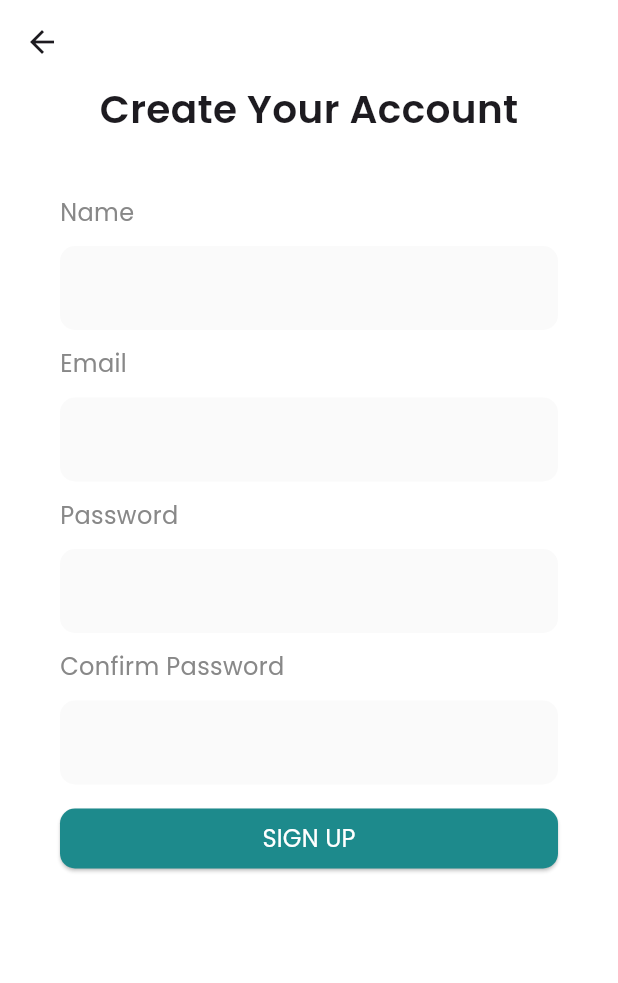
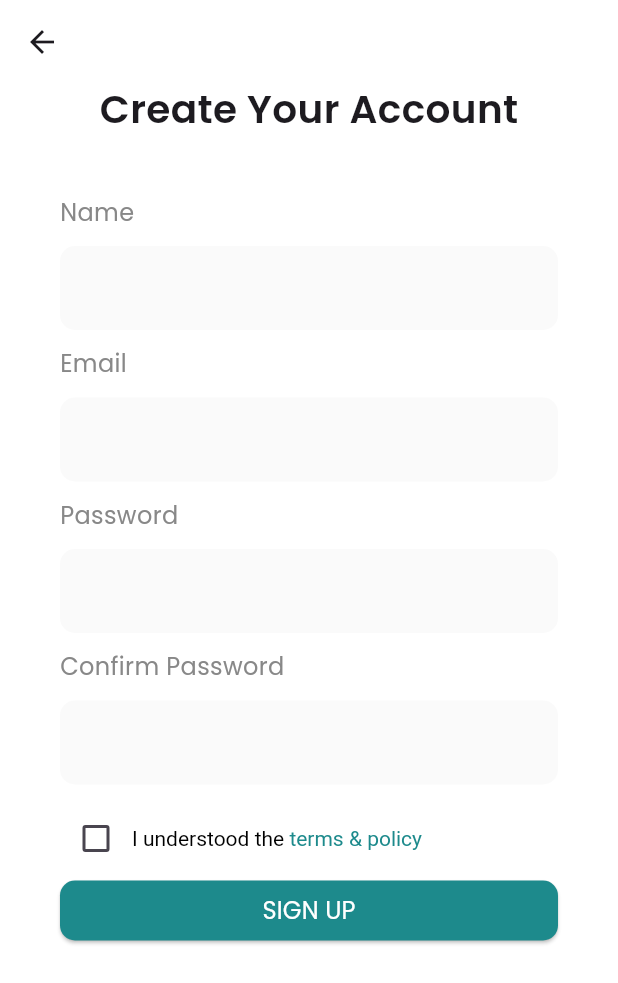
Before and after one commit to ShashiniHanshani/flutter_auth_supabase_bloc_app, a Flutter app: the SignUp screen opened directly, on a phone screen of 412 x 824 dp. Shown: the top 983 px of the screen. Run offline on Flutter 3.47's test engine with Material 3 defaults, Android fonts, the phone set to English and light mode, and no system bars; our stand-ins replace font_awesome_flutter, shared_preferences; accounts and stored records are empty.

Commit message:
added the checkbox

```diff
--- a/lib/features/presentation/views/sign_up/sign_up.dart
+++ b/lib/features/presentation/views/sign_up/sign_up.dart
@@ -18,6 +18,8 @@ class _SignUpState extends State<SignUp> {
   TextEditingController password = TextEditingController();
   TextEditingController confirmPassword = TextEditingController();
   final _formKey = GlobalKey<FormState>();
+
+  bool? value = false;
 
   @override
   Widget build(BuildContext context) {
@@ -104,6 +106,38 @@ class _SignUpState extends State<SignUp> {
                           }
                         },
                       ),
+                      Row(
+                        children: [
+                          Checkbox(
+                            focusColor: colors(context).primaryColor,
+                            checkColor: Colors.white,
+                            value: value,
+                            onChanged: (bool? newChange) {
+                              setState(() {
+                                value = newChange;
+                              });
+                            },
+                            fillColor: MaterialStateProperty.all(value==true?colors(context).primaryColor: Colors.white),
+                          ),
+                          RichText(
+                            text: TextSpan(
+                              children: [
+                                TextSpan(text: "I understood the ",
+                                  style: TextStyle(
+                                    color: colors(context).secondaryColor,
+                                  ),
+                                ),
+                                TextSpan(
+                                  text: "terms & policy",
+                                  style: TextStyle(
+                                    color: colors(context).primaryColor,
+                                  ),
+                                ),
+                              ],
+                            ),
+                          ),
+                        ],
+                      ),
                       SignInUpButton(
                         buttonName: AppLocalizations.of(context,)!.translate("sign_up"),
                         onPressed: () {
@@ -124,6 +158,7 @@ class _SignUpState extends State<SignUp> {
                           }
                         },
                       ),
+
                     ],
                   ),
                 ),
```
